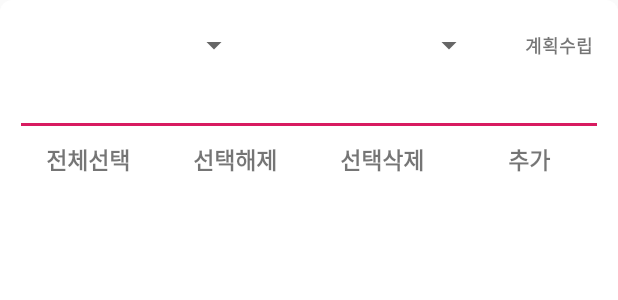
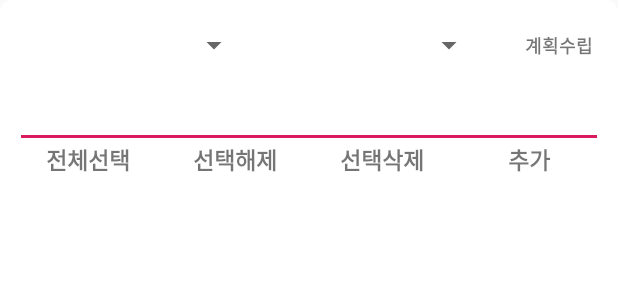
Before and after one commit to 4whomtbts/ProjectEving, an Android app: the layout make_plan_dialog.xml on its own in the app's theme, with its tools: preview values and no code run, on a phone screen of 412 x 824 dp. Shown: the top 300 px of the screen. Run offline under Robolectric (Android 15) with nearby library versions, the phone set to English and light mode, and no system bars.

```diff
--- a/app/src/main/res/layout/make_plan_dialog.xml
+++ b/app/src/main/res/layout/make_plan_dialog.xml
@@ -108,7 +108,7 @@
             android:layout_width="wrap_content"
             android:layout_height="wrap_content"
             android:orientation="horizontal"
-            app:layout_constraintGuide_begin="43dp" />
+            app:layout_constraintGuide_percent="0.05" />
 
         <!-- 1구역 종료 5% + 1% = 6%-->
         <!-- 2구역 시작  -->
@@ -120,9 +120,7 @@
                 android:layout_height="0dp"
                 app:layout_constraintTop_toBottomOf="@id/guideline10"
                 app:layout_constraintLeft_toLeftOf="parent"
-                app:layout_constraintHeight_percent="0.05"
-
-
+                app:layout_constraintHeight_percent="0.06"
 
             />
 
```
Also changed, not shown: app/src/main/java/com/example/databinding2/ui/main/MainActivity.java (+6 -5 lines), 1 other file.
